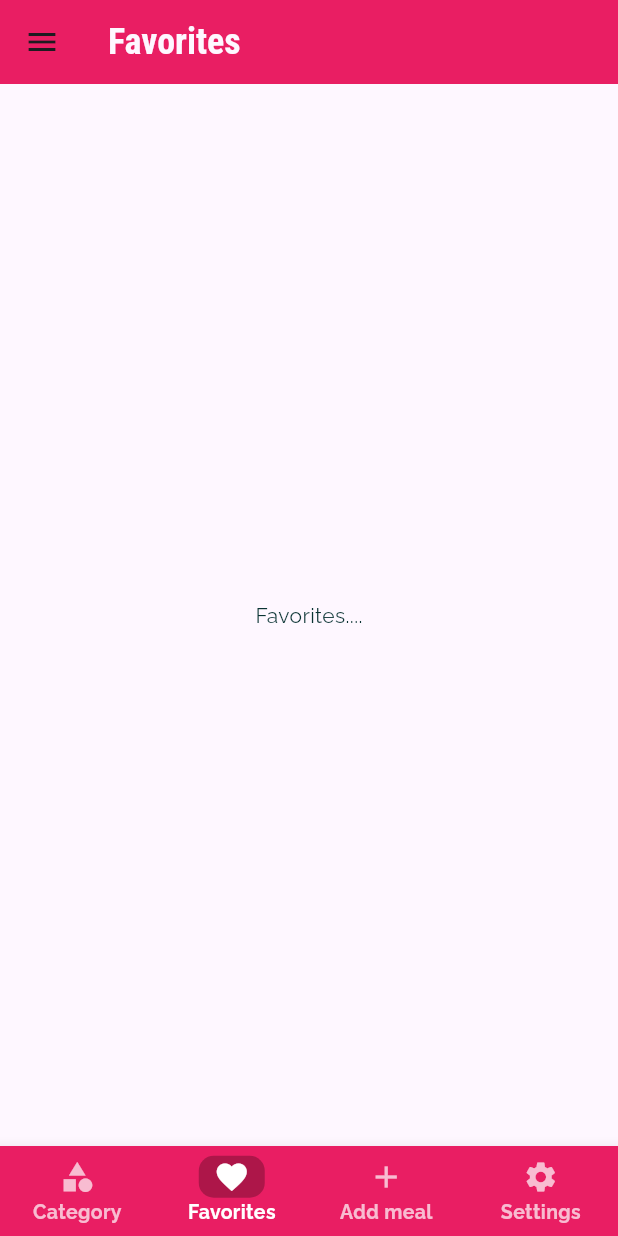
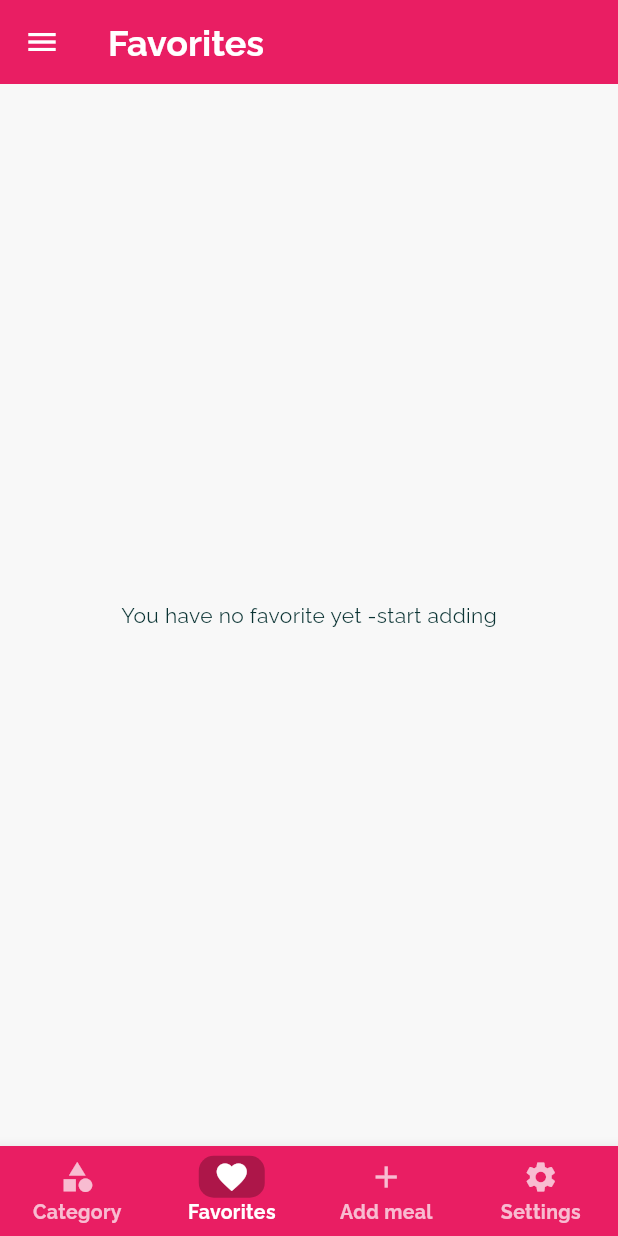
Before and after one commit to kyangwi/Meals-app, a Flutter app: the screen it shows after launch, item 2 of the bottom bar chosen, on a phone screen of 412 x 824 dp. Run offline on Flutter 3.47's test engine with Material 3 defaults, Android fonts, the phone set to English and light mode, and no system bars.

Commit message:
All the features, remaining adding meal form

```diff
--- a/lib/main.dart
+++ b/lib/main.dart
@@ -5,6 +5,7 @@ import 'package:multipageapp/screens/meal_details_sreen.dart';
 import 'package:multipageapp/screens/tabs_screen.dart';
 import 'package:multipageapp/screens/filters.dart';
 import 'package:multipageapp/models/meal.dart';
+
 void main() {
   return runApp(myApp());
 }
@@ -12,47 +13,63 @@ void main() {
 class myApp extends StatefulWidget {
   myApp({super.key});
 
-
-
   @override
   State<myApp> createState() => _myAppState();
 }
 
 class _myAppState extends State<myApp> {
-    Map<String,bool> _filters = {
-    'gluten':false,
-    'lactose':false,
-    'vegan':false,
-    'vegetarian':false
+  Map<String, bool> _filters = {
+    'gluten': false,
+    'lactose': false,
+    'vegan': false,
+    'vegetarian': false,
   };
   List<Meal> availableMeals = dummyMeals;
+  final List<Meal> _favoriteMeals = [];
 
-      void _setFilter(Map<String,bool> filterData){
+  void _setFilter(Map<String, bool> filterData) {
     setState(() {
       _filters = filterData;
-          availableMeals=dummyMeals.where((meal){
-              if(_filters['gluten'] == false && !meal.isGlutenFree){
+      availableMeals =
+          dummyMeals.where((meal) {
+            if (_filters['gluten'] == true && !meal.isGlutenFree) {
               return false;
             }
-              if(_filters['lactose'] == false && !meal.isLactoseFree){
+            if (_filters['lactose'] == true && !meal.isLactoseFree) {
               return false;
             }
-              if(_filters['vegan'] == false && !meal.isVegan){
+            if (_filters['vegan'] == true && !meal.isVegan) {
               return false;
             }
-              if(_filters['vegetarian'] == false && !meal.isVegetarian){
+            if (_filters['vegetarian'] == true && !meal.isVegetarian) {
               return false;
             }
             return true;
           }).toList();
     });
+  }
 
+  void _toggleFavorites(String mealId) {
+    final existingIndex = _favoriteMeals.lastIndexWhere(
+      (meal) => meal.id == mealId,
+    );
+    if (existingIndex >=0) {
+      setState(() {
+        _favoriteMeals.removeAt(existingIndex);
+      });
+    } else {
+      setState(() {
+        _favoriteMeals.add(dummyMeals.firstWhere((meal) => meal.id == mealId));
+      });
+    }
+  }
+
+  bool _isMealFavorite(String id) {
+    return _favoriteMeals.any((meal) => meal.id == id);
   }
 
   @override
   Widget build(BuildContext context) {
-
-
     return MaterialApp(
       title: 'Myapp',
       debugShowCheckedModeBanner: false,
@@ -60,6 +77,12 @@ class _myAppState extends State<myApp> {
       theme: ThemeData(
         primaryColor: Colors.pink,
         focusColor: Colors.amber,
+        scaffoldBackgroundColor: const Color(0xFFF8F8F8),
+        appBarTheme: AppBarTheme(
+          backgroundColor: Colors.pink,
+          foregroundColor: Colors.white,
+          // titleTextStyle: Theme.of(context).textTheme.titleLarge,
+        ),
         canvasColor: Color.fromRGBO(255, 254, 229, 1),
         fontFamily: 'Raleway',
         textTheme: ThemeData.light().textTheme.copyWith(
@@ -68,19 +91,18 @@ class _myAppState extends State<myApp> {
           titleLarge: TextStyle(
             fontSize: 24,
             color: Theme.of(context).canvasColor,
-            fontFamily: 'RobotoCondensed',
+            fontFamily: 'Raleway',
             fontWeight: FontWeight.bold,
           ),
-
         ),
       ),
-      home: TabScreen(),
+      home: TabScreen(_favoriteMeals),
       routes: {
-        CategoryMealsScreen.routeName: (ctx) => CategoryMealsScreen(availableMeals),
-        MealDetailScreen.routeName:(ctx) => MealDetailScreen(),
-        FilterScreen.routeName:(ctx) => FilterScreen(_filters,_setFilter),
+        CategoryMealsScreen.routeName:
+            (ctx) => CategoryMealsScreen(availableMeals),
+        MealDetailScreen.routeName: (ctx) => MealDetailScreen(_toggleFavorites,_isMealFavorite),
+        FilterScreen.routeName: (ctx) => FilterScreen(_filters, _setFilter),
       },
-
     );
   }
 }
--- a/lib/screens/categories_screen.dart
+++ b/lib/screens/categories_screen.dart
@@ -8,7 +8,7 @@ class CategoriesScreen extends StatelessWidget {
   @override
   Widget build(BuildContext context) {
     return Scaffold(
-      backgroundColor: Theme.of(context).canvasColor,
+
       // appBar: myAppBar('DeliMeals'),
       body: Container(
         padding: EdgeInsets.all(20),
--- a/lib/screens/favorites_sreen.dart
+++ b/lib/screens/favorites_sreen.dart
@@ -1,12 +1,37 @@
 import 'package:flutter/material.dart';
+import 'package:multipageapp/models/meal.dart';
+import 'package:multipageapp/widgets/meal_item.dart';
+
 
 class FavoritesSreen extends StatelessWidget {
-  const FavoritesSreen({super.key});
+  final List<Meal> favoriteMeals;
+  const FavoritesSreen(this.favoriteMeals);
 
   @override
   Widget build(BuildContext context) {
-    return Center(
-      child: Text('Favorites....'),
+    if(favoriteMeals.isEmpty){
+
+       return Center(
+      child: Text('You have no favorite yet -start adding'),
     );
   }
+  else{
+    return  ListView.builder(
+        itemBuilder: (ctx, index) {
+          return MealItem(
+            id:favoriteMeals[index].id,
+            affordability: favoriteMeals[index].affordability,
+            complexity: favoriteMeals[index].complexity,
+            duration: favoriteMeals[index].duration,
+            imageUrl: favoriteMeals[index].imageUrl,
+            title: favoriteMeals[index].title,
+
+          );
+        },
+        itemCount: favoriteMeals.length,
+      );
+  }
+
+
+  }
 }
--- a/lib/screens/tabs_screen.dart
+++ b/lib/screens/tabs_screen.dart
@@ -2,9 +2,12 @@ import 'package:flutter/material.dart';
 import 'package:multipageapp/screens/categories_screen.dart';
 import 'package:multipageapp/screens/favorites_sreen.dart';
 import 'package:multipageapp/widgets/maindrawer.dart';
+import 'package:multipageapp/models/meal.dart';
+class TabScreen extends StatefulWidget {
 
-class TabScreen extends StatefulWidget {
-  const TabScreen({super.key});
+  final List<Meal> favoriteMeals;
+
+  TabScreen(this.favoriteMeals);
 
   @override
   State<TabScreen> createState() => _TabScreenState();
@@ -12,16 +15,20 @@ class TabScreen extends StatefulWidget {
 
 class _TabScreenState extends State<TabScreen> {
   int _selectedIndex = 0;
+  late List<Map<String, dynamic>> _screens ;
 
-  final List<Map<String, dynamic>> _screens = [
-    {'page': CategoriesScreen(), 'title': 'Category'},
-    {'page': FavoritesSreen(), 'title': 'Favorites'},
-    {'page': Center(child: Text('Add Meal')), 'title': 'Add meal'},
-    {
-      'page': Center(child: Text('settings')),
-      'title': 'Settings',
-    }, // You can replace this later
-  ];
+  @override
+  void initState() {
+    _screens = [
+        {'page': CategoriesScreen(), 'title': 'Category'},
+        {'page': FavoritesSreen(widget.favoriteMeals), 'title': 'Favorites'},
+        {'page': Center(child: Text('Add Meal')), 'title': 'Add meal'},
+        {'page': Center(child: Text('settings')),'title': 'Settings',
+        }, // You can replace this later
+      ];
+
+    super.initState();
+  }
 
   void _onTabTapped(int index) {
     setState(() {
@@ -33,10 +40,9 @@ class _TabScreenState extends State<TabScreen> {
   Widget build(BuildContext context) {
     return Scaffold(
       appBar: AppBar(
-        backgroundColor: Theme.of(context).primaryColor,
         title: Text(
           _screens[_selectedIndex]['title'],
-          style: Theme.of(context).textTheme.titleLarge,
+
         ),
       ),
       drawer: Drawer(backgroundColor: Colors.white, child: MainDrawer()),
```
Also changed, not shown: lib/screens/category_meals_screen.dart (+9 -10 lines), lib/screens/filters.dart (+8 -13 lines), lib/screens/meal_details_sreen.dart (+61 -57 lines), lib/widgets/meal_item.dart (+3 -7 lines), lib/widgets/category_item.dart (line endings or trailing spaces). Lines whose indentation alone changed are shown as unchanged.
